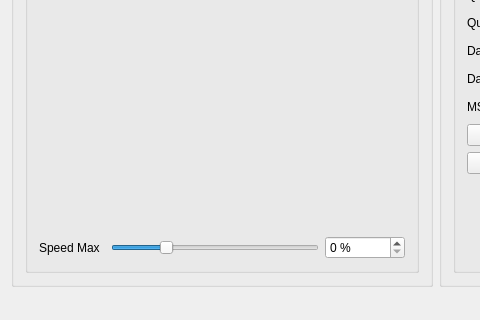
This is util/hourglass_monitor/mainwindow.ui in jamesljlster/hourglass as Qt 5 draws it before an edit; both pictures show x 0 to 480 and y 356 to 676 of the 700 by 676 pixel window. The edited form follows.
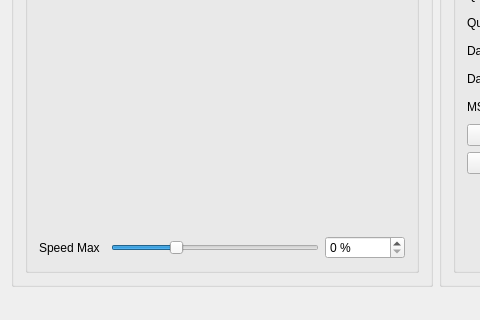
This is the edited form. Custom widgets are drawn as their Qt base class.

Commit message: Fix sal, sar calculation

What changed in the file:
```diff
--- a/util/hourglass_monitor/mainwindow.ui
+++ b/util/hourglass_monitor/mainwindow.ui
@@ -217,7 +217,7 @@
              <number>100</number>
             </property>
             <property name="value">
-             <number>25</number>
+             <number>30</number>
             </property>
             <property name="orientation">
              <enum>Qt::Horizontal</enum>
```
The commit also changes 2 other files.
